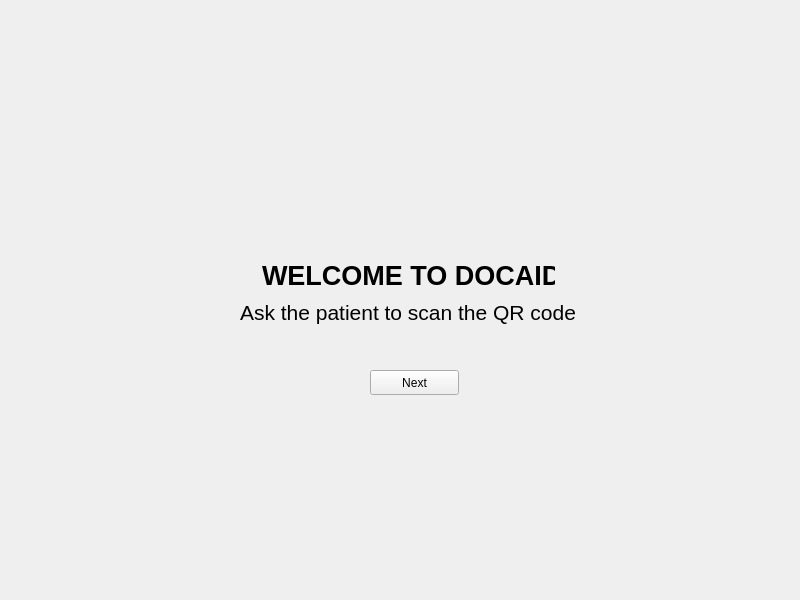
Above: UI/opening.ui from DocAid/Desktop-Doctor before the change. Below: the same form after it.
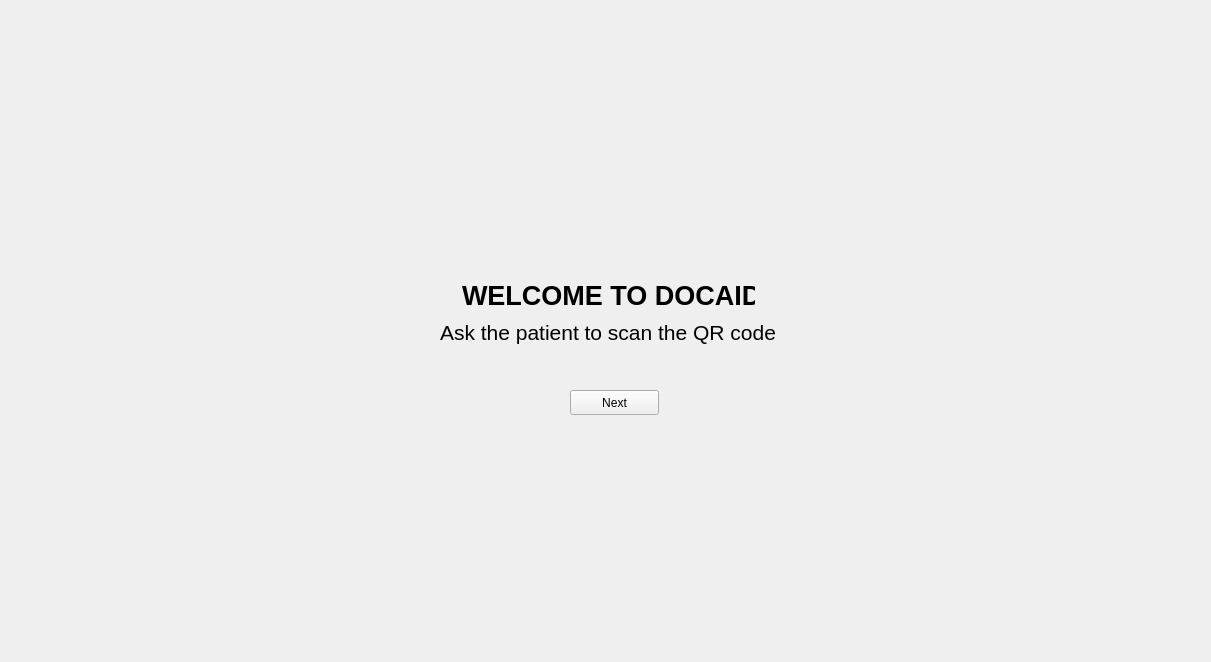
That is the form after the change. Icons and pictures are not drawn.

The edit to the form file:
```diff
--- a/UI/opening.ui
+++ b/UI/opening.ui
@@ -6,8 +6,8 @@
    <rect>
     <x>0</x>
     <y>0</y>
-    <width>800</width>
-    <height>600</height>
+    <width>1211</width>
+    <height>662</height>
    </rect>
   </property>
   <property name="windowTitle">
@@ -17,8 +17,8 @@
    <widget class="QLabel" name="label">
     <property name="geometry">
      <rect>
-      <x>370</x>
-      <y>180</y>
+      <x>570</x>
+      <y>200</y>
       <width>65</width>
       <height>60</height>
      </rect>
@@ -39,8 +39,8 @@
    <widget class="QLabel" name="label_2">
     <property name="geometry">
      <rect>
-      <x>262</x>
-      <y>260</y>
+      <x>462</x>
+      <y>280</y>
       <width>293</width>
       <height>32</height>
      </rect>
@@ -58,8 +58,8 @@
    <widget class="QLabel" name="label_3">
     <property name="geometry">
      <rect>
-      <x>240</x>
-      <y>300</y>
+      <x>440</x>
+      <y>320</y>
       <width>341</width>
       <height>24</height>
      </rect>
@@ -77,8 +77,8 @@
    <widget class="QPushButton" name="pushButton">
     <property name="geometry">
      <rect>
-      <x>370</x>
-      <y>370</y>
+      <x>570</x>
+      <y>390</y>
       <width>89</width>
       <height>25</height>
      </rect>
```
